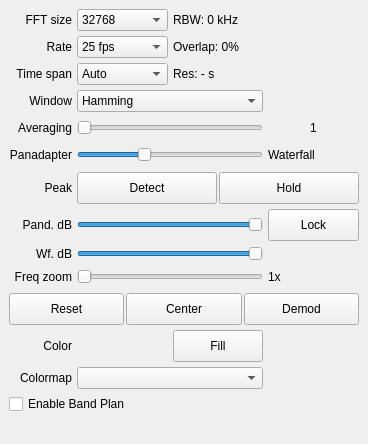
The window that src/qtgui/dockfft.ui (vladisslav2011/gqrx) describes before a commit, drawn with Qt 5.
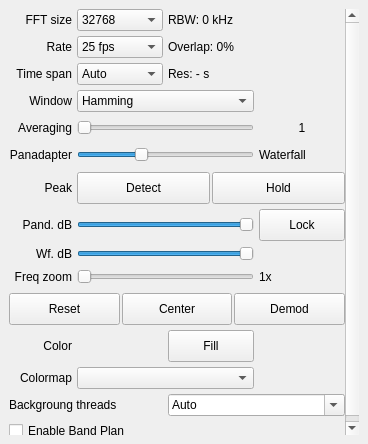
The same window after the commit. Icons and pictures are not drawn. Custom widgets are drawn as their Qt base class.

Commit message: WF redraw: multithreaded backgroung rendering

What changed in the file:
```diff
--- a/src/qtgui/dockfft.ui
+++ b/src/qtgui/dockfft.ui
@@ -70,9 +70,9 @@
        <property name="geometry">
         <rect>
          <x>0</x>
-         <y>0</y>
+         <y>-75</y>
          <width>336</width>
-         <height>445</height>
+         <height>488</height>
         </rect>
        </property>
        <layout class="QVBoxLayout" name="verticalLayout">
@@ -851,7 +851,7 @@
             </property>
            </widget>
           </item>
-          <item row="15" column="0" colspan="4">
+          <item row="17" column="0" colspan="4">
            <spacer name="verticalSpacer">
             <property name="orientation">
              <enum>Qt::Vertical</enum>
@@ -1119,7 +1119,7 @@
             </property>
            </widget>
           </item>
-          <item row="14" column="0" colspan="4">
+          <item row="16" column="0" colspan="4">
            <widget class="QCheckBox" name="bandPlanCheckbox">
             <property name="toolTip">
              <string>Enable Band Plan on bottom of spectrum</string>
@@ -1139,6 +1139,23 @@
             </property>
            </widget>
           </item>
+          <item row="14" column="0" colspan="2">
+           <widget class="QLabel" name="threadsLabel">
+            <property name="text">
+             <string>Backgroung threads</string>
+            </property>
+           </widget>
+          </item>
+          <item row="14" column="2" colspan="2">
+           <widget class="QComboBox" name="threadsComboBox">
+            <property name="editable">
+             <bool>true</bool>
+            </property>
+            <property name="currentText">
+             <string>Auto</string>
+            </property>
+           </widget>
+          </item>
          </layout>
         </item>
        </layout>
```
The commit also changes 9 other files.
